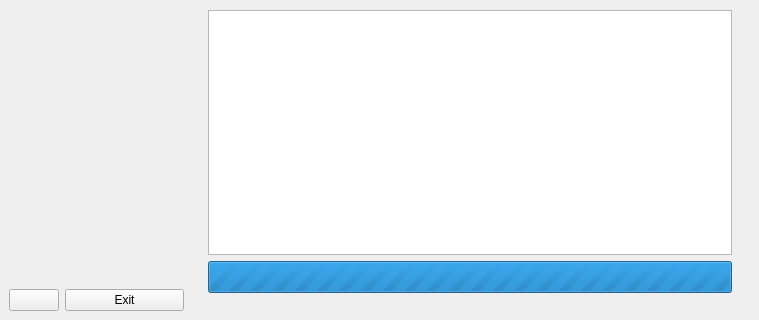
Before: the Qt Designer form base_ui.ui in KakashiJiyayou/test3_adding_UI_for_future_functional, drawn with Qt 5; both pictures show x 0 to 759 and y 356 to 676 of the 759 by 676 pixel window.
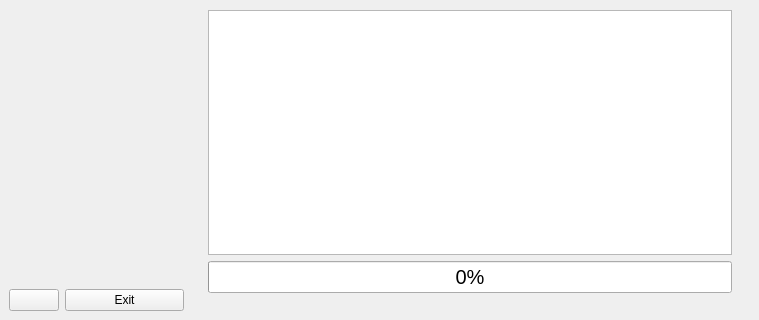
After: the same form once the commit is applied. Icons and pictures are not drawn.

```diff
--- a/base_ui.ui
+++ b/base_ui.ui
@@ -867,11 +867,8 @@
                <property name="autoFillBackground">
                 <bool>true</bool>
                </property>
-               <property name="maximum">
-                <number>0</number>
-               </property>
                <property name="value">
-                <number>-1</number>
+                <number>0</number>
                </property>
                <property name="textVisible">
                 <bool>true</bool>
```
